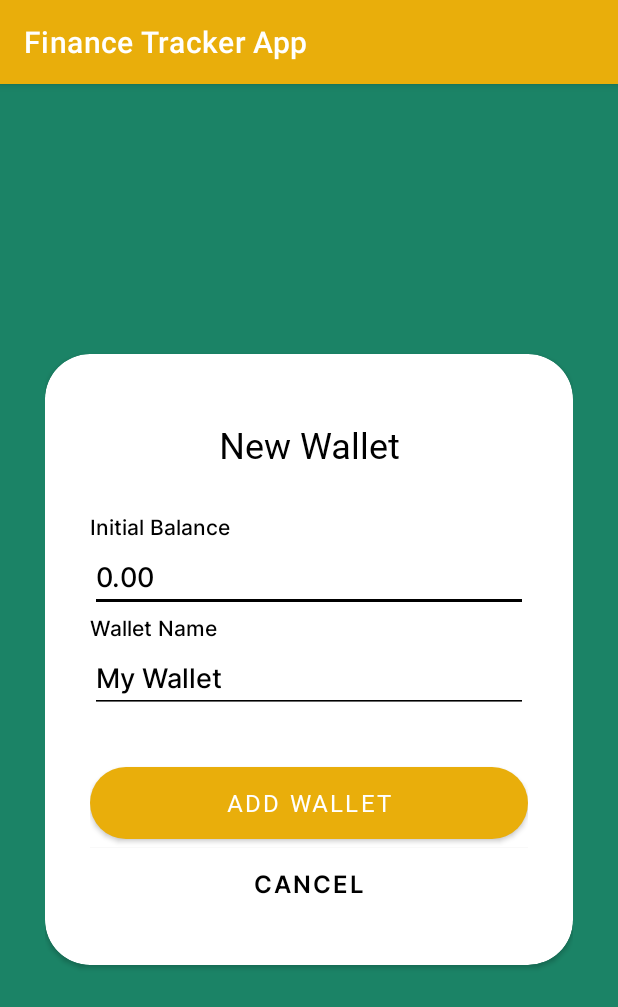
After one commit to cusgan/FinanceTracker, an Android app: the AddWallet screen opened directly, with no data from a screen before it, on a phone screen of 412 x 824 dp. The commit adds this screen. Shown: the top 1007 px of the screen. Run offline under Robolectric (Android 15) with nearby library versions, the phone set to English and light mode, and no system bars; network calls fail.

Commit message:
add wallet, invite to wallet

```diff
--- /dev/null
+++ b/app/src/main/java/com/example/financetrackerapp/AddWallet.java
@@ -0,0 +1,35 @@
+package com.example.financetrackerapp;
+
+import androidx.appcompat.app.AppCompatActivity;
+
+import android.os.Bundle;
+import android.view.View;
+import android.widget.Button;
+
+public class AddWallet extends AppCompatActivity {
+    Button btnAdd, btnCancel;
+
+    @Override
+    protected void onCreate(Bundle savedInstanceState) {
+        super.onCreate(savedInstanceState);
+        setContentView(R.layout.activity_add_wallet);
+
+        btnAdd = (Button) findViewById(R.id.btnAddWallet);
+        btnCancel = (Button) findViewById(R.id.btnCancelWallet);
+
+        btnAdd.setOnClickListener(new View.OnClickListener() {
+            @Override
+            public void onClick(View v) {
+                //sql stuff;
+                finish();
+            }
+        });
+
+        btnCancel.setOnClickListener(new View.OnClickListener() {
+            @Override
+            public void onClick(View v) {
+                finish();
+            }
+        });
+    }
+}
--- /dev/null
+++ b/app/src/main/res/layout/activity_add_wallet.xml
@@ -0,0 +1,127 @@
+<?xml version="1.0" encoding="utf-8"?>
+<androidx.constraintlayout.widget.ConstraintLayout xmlns:android="http://schemas.android.com/apk/res/android"
+    xmlns:app="http://schemas.android.com/apk/res-auto"
+    xmlns:tools="http://schemas.android.com/tools"
+    android:id="@+id/tvNTWallet"
+    android:layout_width="match_parent"
+    android:layout_height="match_parent"
+    android:background="@color/deep_green"
+    tools:context=".AddTransaction">
+
+    <LinearLayout
+        android:layout_width="match_parent"
+        android:layout_height="match_parent"
+        android:layout_margin="30dp"
+        android:gravity="center"
+        android:orientation="vertical"
+        tools:layout_editor_absoluteX="30dp"
+        tools:layout_editor_absoluteY="30dp">
+
+        <androidx.cardview.widget.CardView
+            android:layout_width="match_parent"
+            android:layout_height="wrap_content"
+            app:cardCornerRadius="30dp"
+            app:contentPadding="30dp">
+
+            <LinearLayout
+                android:layout_width="match_parent"
+                android:layout_height="wrap_content"
+                android:orientation="vertical">
+
+                <LinearLayout
+                    android:layout_width="match_parent"
+                    android:layout_height="wrap_content"
+                    android:gravity="center"
+                    android:orientation="horizontal">
+
+                    <TextView
+                        android:id="@+id/textView2"
+                        android:layout_width="338dp"
+                        android:layout_height="61dp"
+                        android:fontFamily="@font/inter_bold"
+                        android:gravity="center"
+                        android:text="New Wallet"
+                        android:textColor="@color/black"
+                        android:textSize="24sp" />
+
+                </LinearLayout>
+
+                <Space
+                    android:layout_width="match_parent"
+                    android:layout_height="13dp" />
+
+                <TextView
+                    android:id="@+id/textView15"
+                    android:layout_width="match_parent"
+                    android:layout_height="wrap_content"
+                    android:fontFamily="@font/inter_medium"
+                    android:text="Initial Balance"
+                    android:textColor="@color/black" />
+
+                <EditText
+                    android:id="@+id/txtWalletInitBal"
+                    android:layout_width="match_parent"
+                    android:layout_height="wrap_content"
+                    android:backgroundTint="@color/black"
+                    android:ems="10"
+                    android:fontFamily="@font/inter_medium"
+                    android:inputType="numberDecimal"
+                    android:text="0.00"
+                    android:textColor="@color/black"
+                    android:textColorHighlight="@color/vivid_yellow"
+                    android:textColorLink="@color/vivid_yellow" />
+
+                <TextView
+                    android:id="@+id/textView16"
+                    android:layout_width="match_parent"
+                    android:layout_height="wrap_content"
+                    android:fontFamily="@font/inter_medium"
+                    android:text="Wallet Name"
+                    android:textColor="@color/black" />
+
+                <EditText
+                    android:id="@+id/txtWalletName"
+                    android:layout_width="match_parent"
+                    android:layout_height="wrap_content"
+                    android:backgroundTint="@color/black"
+                    android:ems="10"
+                    android:fontFamily="@font/inter_medium"
+                    android:inputType="text"
+                    android:text="My Wallet"
+                    android:textColor="@color/black"
+                    android:textColorHighlight="@color/vivid_yellow"
+                    android:textColorLink="@color/vivid_yellow" />
+
+                <Space
+                    android:layout_width="match_parent"
+                    android:layout_height="30dp" />
+
+                <Button
+                    android:id="@+id/btnAddWallet"
+                    android:layout_width="match_parent"
+                    android:layout_height="60dp"
+                    android:fontFamily="@font/inter_bold"
+                    android:text="Add Wallet"
+                    android:textSize="16sp"
+                    app:cornerRadius="180dp" />
+
+                <Button
+                    android:id="@+id/btnCancelWallet"
+                    android:layout_width="match_parent"
+                    android:layout_height="wrap_content"
+                    android:backgroundTint="@color/white"
+                    android:fontFamily="@font/inter_semibold"
+                    android:insetTop="0dp"
+                    android:insetBottom="0dp"
+                    android:text="Cancel"
+                    android:textColor="@color/black"
+                    android:textSize="16sp"
+                    app:cornerRadius="0dp" />
+
+            </LinearLayout>
+
+        </androidx.cardview.widget.CardView>
+
+    </LinearLayout>
+
+</androidx.constraintlayout.widget.ConstraintLayout>
```
Also changed, not shown: app/src/main/AndroidManifest.xml (+7 -3 lines), app/src/main/java/com/example/financetrackerapp/InviteToWallet.java (added, +35 -0 lines), app/src/main/res/layout/activity_add_transaction.xml (+6 -3 lines), app/src/main/res/layout/activity_invite_to_wallet.xml (added, +108 -0 lines).
